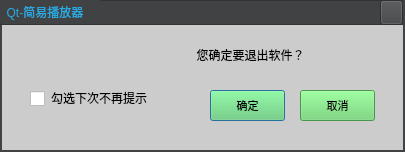
Qt form VideoPlayer/messagebox/ExitDialog.ui (huizhang556/pc-video-player) before a commit.
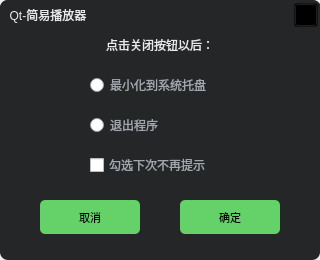
The same form after that commit. Icons and pictures are not drawn.

What changed in the file:
```diff
--- a/VideoPlayer/messagebox/ExitDialog.ui
+++ b/VideoPlayer/messagebox/ExitDialog.ui
@@ -6,13 +6,28 @@
    <rect>
     <x>0</x>
     <y>0</y>
-    <width>405</width>
-    <height>152</height>
+    <width>320</width>
+    <height>260</height>
    </rect>
   </property>
+  <property name="minimumSize">
+   <size>
+    <width>320</width>
+    <height>260</height>
+   </size>
+  </property>
+  <property name="maximumSize">
+   <size>
+    <width>320</width>
+    <height>260</height>
+   </size>
+  </property>
   <property name="windowTitle">
    <string>Dialog</string>
   </property>
+  <property name="styleSheet">
+   <string notr="true"/>
+  </property>
   <layout class="QVBoxLayout" name="verticalLayout">
    <property name="spacing">
     <number>0</number>
@@ -30,48 +45,45 @@
     <number>0</number>
    </property>
    <item>
-    <widget class="QWidget" name="widget" native="true">
+    <widget class="QWidget" name="widget_mask" native="true">
      <property name="styleSheet">
-      <string notr="true">QWidget#widget
+      <string notr="true">#widget_mask
 {
-background-color:#cccccc;
-border:2px solid rgb(64, 66, 68);
+background-color:#242628;
+border:0px solid #5f6367;
+border-radius: 8px;
 }</string>
      </property>
-     <widget class="QLabel" name="label_2">
-      <property name="geometry">
-       <rect>
-        <x>40</x>
-        <y>30</y>
-        <width>51</width>
-        <height>51</height>
-       </rect>
-      </property>
-      <property name="styleSheet">
-       <string notr="true">border-image: url(:/images/icon/tips.png);</string>
-      </property>
-      <property name="text">
-       <string/>
-      </property>
-     </widget>
      <widget class="QLabel" name="label_warning">
       <property name="geometry">
        <rect>
-        <x>100</x>
-        <y>40</y>
-        <width>301</width>
+        <x>0</x>
+        <y>30</y>
+        <width>320</width>
         <height>30</height>
        </rect>
       </property>
+      <property name="minimumSize">
+       <size>
+        <width>320</width>
+        <height>0</height>
+       </size>
+      </property>
+      <property name="maximumSize">
+       <size>
+        <width>320</width>
+        <height>16777215</height>
+       </size>
+      </property>
       <property name="styleSheet">
        <string notr="true">QLabel
 {
-font:11pt &quot;微软雅黑&quot;;
-color: rgb(0, 0, 0);
+font:12pt &quot;微软雅黑&quot;;
+color: #e7e9eb;
 }</string>
       </property>
       <property name="text">
-       <string>您确定要退出软件？</string>
+       <string>点击关闭按钮以后：</string>
       </property>
       <property name="alignment">
        <set>Qt::AlignCenter</set>
@@ -80,23 +92,38 @@
      <widget class="QCheckBox" name="checkBox">
       <property name="geometry">
        <rect>
-        <x>30</x>
-        <y>90</y>
-        <width>151</width>
-        <height>16</height>
+        <x>90</x>
+        <y>150</y>
+        <width>150</width>
+        <height>30</height>
        </rect>
       </property>
+      <property name="minimumSize">
+       <size>
+        <width>150</width>
+        <height>30</height>
+       </size>
+      </property>
+      <property name="maximumSize">
+       <size>
+        <width>150</width>
+        <height>30</height>
+       </size>
+      </property>
       <property name="styleSheet">
-       <string notr="true">QCheckBox::indicator 
+       <string notr="true">QCheckBox
 {
-width: 15px;
-height: 15px;
+font:400 15px &quot;微软雅黑&quot;;
+color: #a2a7ae;
 }
 
-QCheckBox
+QCheckBox::indicator 
 {
-font:11pt &quot;微软雅黑&quot;;
-color: rgb(0, 0, 0);
+width: 17px;
+height: 17px;
+color: #a2a7ae;
+border-image: url(:/images/icon/checkbox-unchecked.png);
+background-color: transparent;
 }
 
 /*	
@@ -109,18 +136,24 @@
 /*未选中的样式*/
 QCheckBox::indicator:unchecked
 {
-image: url(:/images/icon/checkhover.png);
+width: 17px;
+height: 17px;
+border-image: url(:/images/icon/checkbox-unchecked.png);
+background-color: transparent;
 }
 
 QCheckBox::indicator:unchecked:hover
 {
-image: url(:/images/icon/unchecked.png);
+/*image: url(:/images/icon/unchecked.png);*/
 }
 
 /*选中时的样式*/
 QCheckBox::indicator:checked
 {
-image: url(:/images/icon/checked.png);
+width: 17px;
+height: 17px;
+border-image: url(:/images/icon/checkbox-checked.png);
+background-color: transparent;
 }
 </string>
       </property>
@@ -131,24 +164,39 @@
      <widget class="QPushButton" name="pushButton_ok">
       <property name="geometry">
        <rect>
-        <x>210</x>
-        <y>90</y>
-        <width>75</width>
-        <height>31</height>
+        <x>180</x>
+        <y>200</y>
+        <width>100</width>
+        <height>34</height>
        </rect>
       </property>
+      <property name="minimumSize">
+       <size>
+        <width>100</width>
+        <height>34</height>
+       </size>
+      </property>
+      <property name="maximumSize">
+       <size>
+        <width>100</width>
+        <height>34</height>
+       </size>
+      </property>
       <property name="styleSheet">
-       <string notr="true">QPushButton#pushButton_ok
+       <string notr="true">QPushButton
 {
 background-color:rgb(101,210,105);
 font-size:11px;
 font:11pt &quot;微软雅黑&quot;;
 color:black;
+border-radius: 5px;
 }
 
 QPushButton:hover
 {
 border:2px solid #9e9e9e;
+background-color: #d44e7d;
+color: white;
 }</string>
       </property>
       <property name="text">
@@ -158,12 +206,24 @@
      <widget class="QPushButton" name="pushButton_cancel">
       <property name="geometry">
        <rect>
-        <x>300</x>
-        <y>90</y>
-        <width>75</width>
-        <height>31</height>
+        <x>40</x>
+        <y>200</y>
+        <width>100</width>
+        <height>34</height>
        </rect>
       </property>
+      <property name="minimumSize">
+       <size>
+        <width>100</width>
+        <height>34</height>
+       </size>
+      </property>
+      <property name="maximumSize">
+       <size>
+        <width>100</width>
+        <height>34</height>
+       </size>
+      </property>
       <property name="styleSheet">
        <string notr="true">QPushButton
 {
@@ -171,28 +231,48 @@
 font-size:11px;
 font:11pt &quot;微软雅黑&quot;;
 color:black;
+border-radius: 5px;
 }
 
 QPushButton:hover
 {
 border:2px solid #9e9e9e;
+background-color: #d44e7d;
+color: white;
 }</string>
       </property>
       <property name="text">
        <string>取消</string>
       </property>
      </widget>
-     <widget class="QFrame" name="frame">
+     <widget class="QFrame" name="frame_title">
       <property name="geometry">
        <rect>
         <x>0</x>
         <y>0</y>
-        <width>403</width>
-        <height>25</height>
+        <width>321</width>
+        <height>30</height>
        </rect>
       </property>
+      <property name="minimumSize">
+       <size>
+        <width>0</width>
+        <height>30</height>
+       </size>
+      </property>
+      <property name="maximumSize">
+       <size>
+        <width>16777215</width>
+        <height>30</height>
+       </size>
+      </property>
       <property name="styleSheet">
-       <string notr="true">background-color: rgb(64, 66, 68);</string>
+       <string notr="true">#frame_title
+{
+border-top-left-radius: 8px;
+border-top-right-radius: 8px;
+background-color:#242628;
+}</string>
       </property>
       <property name="frameShape">
        <enum>QFrame::StyledPanel</enum>
@@ -200,48 +280,254 @@
       <property name="frameShadow">
        <enum>QFrame::Raised</enum>
       </property>
-      <widget class="QPushButton" name="pushButton_close">
-       <property name="geometry">
-        <rect>
-         <x>380</x>
-         <y>0</y>
-         <width>23</width>
-         <height>25</height>
-        </rect>
+      <layout class="QHBoxLayout" name="horizontalLayout">
+       <property name="spacing">
+        <number>0</number>
        </property>
-       <property name="styleSheet">
-        <string notr="true">QPushButton
+       <property name="leftMargin">
+        <number>3</number>
+       </property>
+       <property name="topMargin">
+        <number>0</number>
+       </property>
+       <property name="rightMargin">
+        <number>3</number>
+       </property>
+       <property name="bottomMargin">
+        <number>0</number>
+       </property>
+       <item>
+        <widget class="QLabel" name="label">
+         <property name="minimumSize">
+          <size>
+           <width>150</width>
+           <height>28</height>
+          </size>
+         </property>
+         <property name="maximumSize">
+          <size>
+           <width>150</width>
+           <height>28</height>
+          </size>
+         </property>
+         <property name="styleSheet">
+          <string notr="true">#label
+{
+color: #e7e9eb;
+font: 400 14px &quot;微软雅黑&quot;; 
+background-color: transparent;
+}
+ 
+</string>
+         </property>
+         <property name="text">
+          <string>  Qt-简易播放器</string>
+         </property>
+        </widget>
+       </item>
+       <item>
+        <spacer name="horizontalSpacer">
+         <property name="orientation">
+          <enum>Qt::Horizontal</enum>
+         </property>
+         <property name="sizeHint" stdset="0">
+          <size>
+           <width>138</width>
+           <height>20</height>
+          </size>
+         </property>
+        </spacer>
+       </item>
+       <item>
+        <widget class="QPushButton" name="pushButton_close">
+         <property name="minimumSize">
+          <size>
+           <width>24</width>
+           <height>24</height>
+          </size>
+         </property>
+         <property name="maximumSize">
+          <size>
+           <width>24</width>
+           <height>24</height>
+          </size>
+         </property>
+         <property name="styleSheet">
+          <string notr="true">QPushButton
 {
 border-image: url(:/images/icon/close3.png);
-background-color: rgb(64, 66, 68);
+background-color: transparent;
 }
 
 QPushButton:hover
 {
 border-image: url(:/images/icon/closehover.png);
 }</string>
-       </property>
-       <property name="text">
-        <string/>
-       </property>
-      </widget>
-      <widget class="QLabel" name="label">
-       <property name="geometry">
-        <rect>
-         <x>0</x>
-         <y>0</y>
-         <width>100</width>
-         <height>23</height>
-        </rect>
-       </property>
-       <property name="styleSheet">
-        <string notr="true">background-color: rgb(64, 66, 68);
-color:#29abe2;</string>
-       </property>
-       <property name="text">
-        <string>  Qt-简易播放器</string>
-       </property>
-      </widget>
+         </property>
+         <property name="text">
+          <string/>
+         </property>
+        </widget>
+       </item>
+      </layout>
+     </widget>
+     <widget class="QRadioButton" name="radioButton_miniSysTron">
+      <property name="geometry">
+       <rect>
+        <x>90</x>
+        <y>70</y>
+        <width>150</width>
+        <height>30</height>
+       </rect>
+      </property>
+      <property name="minimumSize">
+       <size>
+        <width>150</width>
+        <height>30</height>
+       </size>
+      </property>
+      <property name="maximumSize">
+       <size>
+        <width>150</width>
+        <height>30</height>
+       </size>
+      </property>
+      <property name="styleSheet">
+       <string notr="true">QRadioButton
+{
+font: 400 15px &quot;微软雅黑&quot;; 
+color: #a2a7ae;
+}
+
+QRadioButton::indicator
+{
+width: 19px;
+height: 19px;
+background-color: transparent;
+border-image: url(:/images/icon/radio-nor_checked.png);
+
+}
+
+QRadioButton::indicator::checked 
+{ 
+background-color: transparent;
+border-image: url(:/images/icon/radio-checked.png);
+}
+
+QRadioButton::indicator::unchecked 
+{
+background-color: transparent;
+border-image: url(:/images/icon/radio-nor_checked.png);
+}
+
+QRadioButton::indicator:unchecked:hover 
+{
+    
+
+}
+
+QRadioButton::indicator:unchecked:pressed 
+{
+    
+
+}
+
+
+
+QRadioButton::indicator:checked:hover 
+{
+
+
+}
+
+QRadioButton::indicator:checked:pressed 
+{
+    
+
+}</string>
+      </property>
+      <property name="text">
+       <string>最小化到系统托盘</string>
+      </property>
+     </widget>
+     <widget class="QRadioButton" name="radioButton_exitApp">
+      <property name="geometry">
+       <rect>
+        <x>90</x>
+        <y>110</y>
+        <width>150</width>
+        <height>30</height>
+       </rect>
+      </property>
+      <property name="minimumSize">
+       <size>
+        <width>150</width>
+        <height>30</height>
+       </size>
+      </property>
+      <property name="maximumSize">
+       <size>
+        <width>150</width>
+        <height>30</height>
+       </size>
+      </property>
+      <property name="styleSheet">
+       <string notr="true">QRadioButton
+{
+font: 400 15px &quot;微软雅黑&quot;; 
+color: #a2a7ae;
+}
+
+QRadioButton::indicator
+{
+width: 19px;
+height: 19px;
+background-color: transparent;
+border-image: url(:/images/icon/radio-nor_checked.png);
+
+}
+
+QRadioButton::indicator::checked 
+{ 
+background-color: transparent;
+border-image: url(:/images/icon/radio-checked.png);
+}
+
+QRadioButton::indicator::unchecked 
+{
+background-color: transparent;
+border-image: url(:/images/icon/radio-nor_checked.png);
+}
+
+QRadioButton::indicator:unchecked:hover 
+{
+    
+
+}
+
+QRadioButton::indicator:unchecked:pressed 
+{
+    
+
+}
+
+
+
+QRadioButton::indicator:checked:hover 
+{
+
+
+}
+
+QRadioButton::indicator:checked:pressed 
+{
+    
+
+}</string>
+      </property>
+      <property name="text">
+       <string>退出程序</string>
+      </property>
      </widget>
     </widget>
    </item>
```
